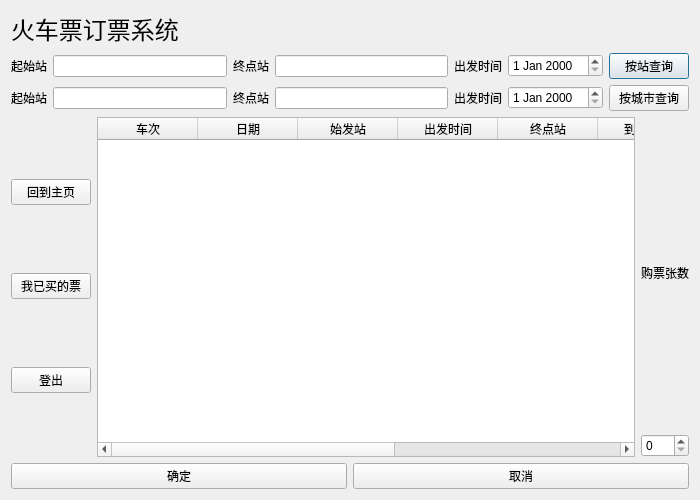
Old version of the form client/UI/userbuy.ui in the repository New-bottle/train-ticket-system.
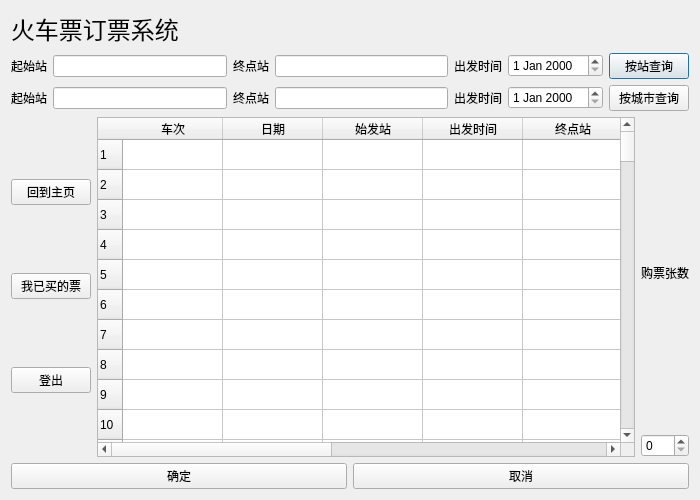
New version of the form.

What changed in the file:
```diff
--- a/client/UI/userbuy.ui
+++ b/client/UI/userbuy.ui
@@ -138,6 +138,109 @@
      </item>
      <item>
       <widget class="QTableWidget" name="tableWidget">
+       <property name="rowCount">
+        <number>100</number>
+       </property>
+       <row/>
+       <row/>
+       <row/>
+       <row/>
+       <row/>
+       <row/>
+       <row/>
+       <row/>
+       <row/>
+       <row/>
+       <row/>
+       <row/>
+       <row/>
+       <row/>
+       <row/>
+       <row/>
+       <row/>
+       <row/>
+       <row/>
+       <row/>
+       <row/>
+       <row/>
+       <row/>
+       <row/>
+       <row/>
+       <row/>
+       <row/>
+       <row/>
+       <row/>
+       <row/>
+       <row/>
+       <row/>
+       <row/>
+       <row/>
+       <row/>
+       <row/>
+       <row/>
+       <row/>
+       <row/>
+       <row/>
+       <row/>
+       <row/>
+       <row/>
+       <row/>
+       <row/>
+       <row/>
+       <row/>
+       <row/>
+       <row/>
+       <row/>
+       <row/>
+       <row/>
+       <row/>
+       <row/>
+       <row/>
+       <row/>
+       <row/>
+       <row/>
+       <row/>
+       <row/>
+       <row/>
+       <row/>
+       <row/>
+       <row/>
+       <row/>
+       <row/>
+       <row/>
+       <row/>
+       <row/>
+       <row/>
+       <row/>
+       <row/>
+       <row/>
+       <row/>
+       <row/>
+       <row/>
+       <row/>
+       <row/>
+       <row/>
+       <row/>
+       <row/>
+       <row/>
+       <row/>
+       <row/>
+       <row/>
+       <row/>
+       <row/>
+       <row/>
+       <row/>
+       <row/>
+       <row/>
+       <row/>
+       <row/>
+       <row/>
+       <row/>
+       <row/>
+       <row/>
+       <row/>
+       <row/>
+       <row/>
        <column>
         <property name="text">
          <string>车次</string>
```
